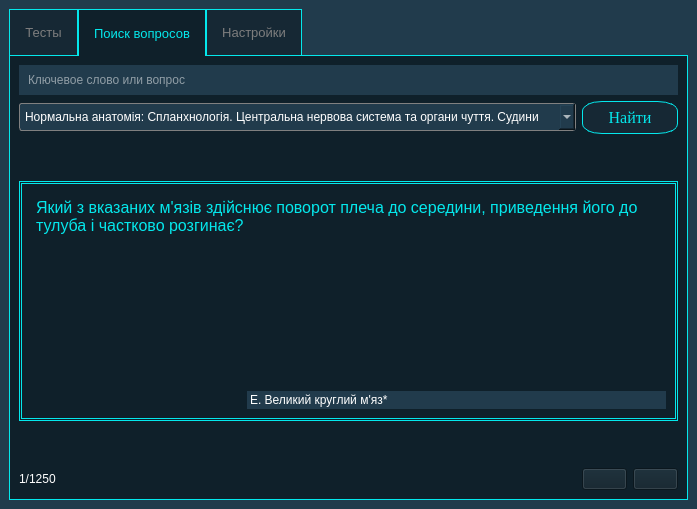
This is mainwindow.ui in Yarosurafu/ExamHelper as Qt 5 draws it before an edit. The edited form follows.
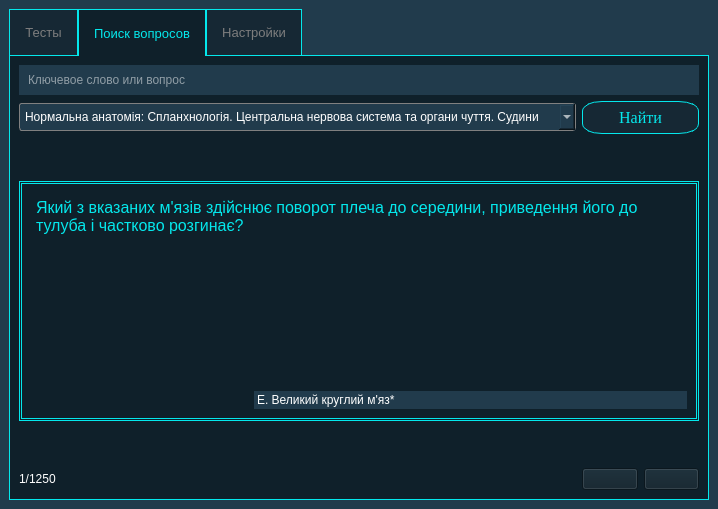
This is the edited form. Icons and pictures are not drawn.

Diff of the .ui file:
```diff
--- a/mainwindow.ui
+++ b/mainwindow.ui
@@ -6,7 +6,7 @@
    <rect>
     <x>0</x>
     <y>0</y>
-    <width>697</width>
+    <width>718</width>
     <height>509</height>
    </rect>
   </property>
```
